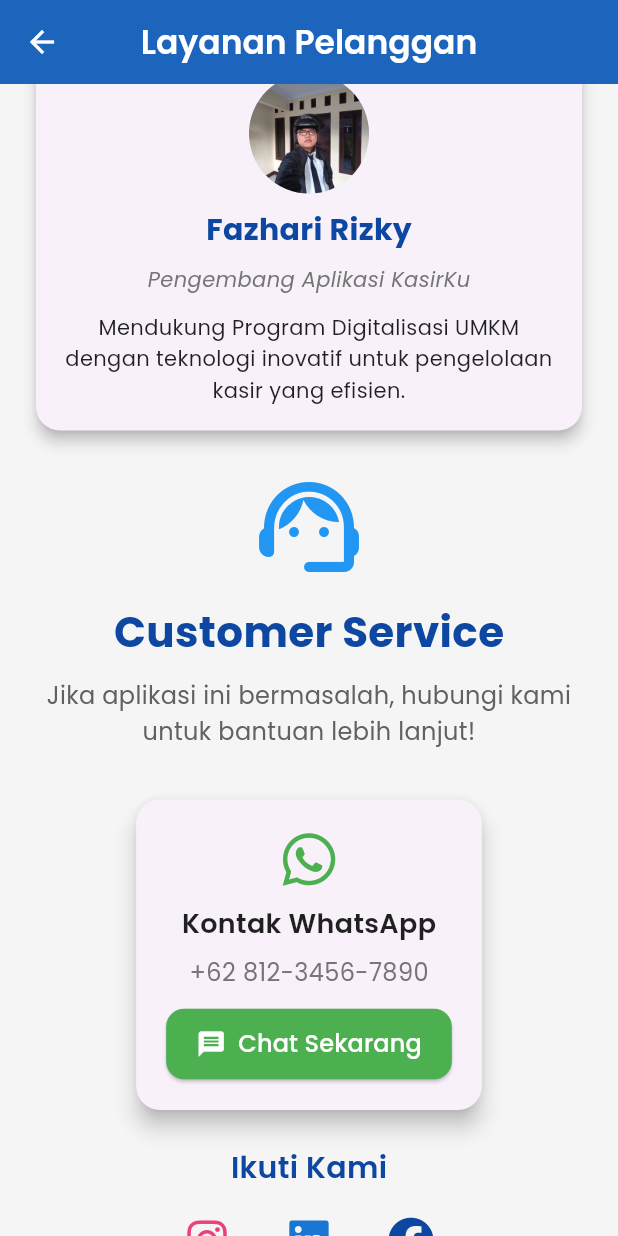
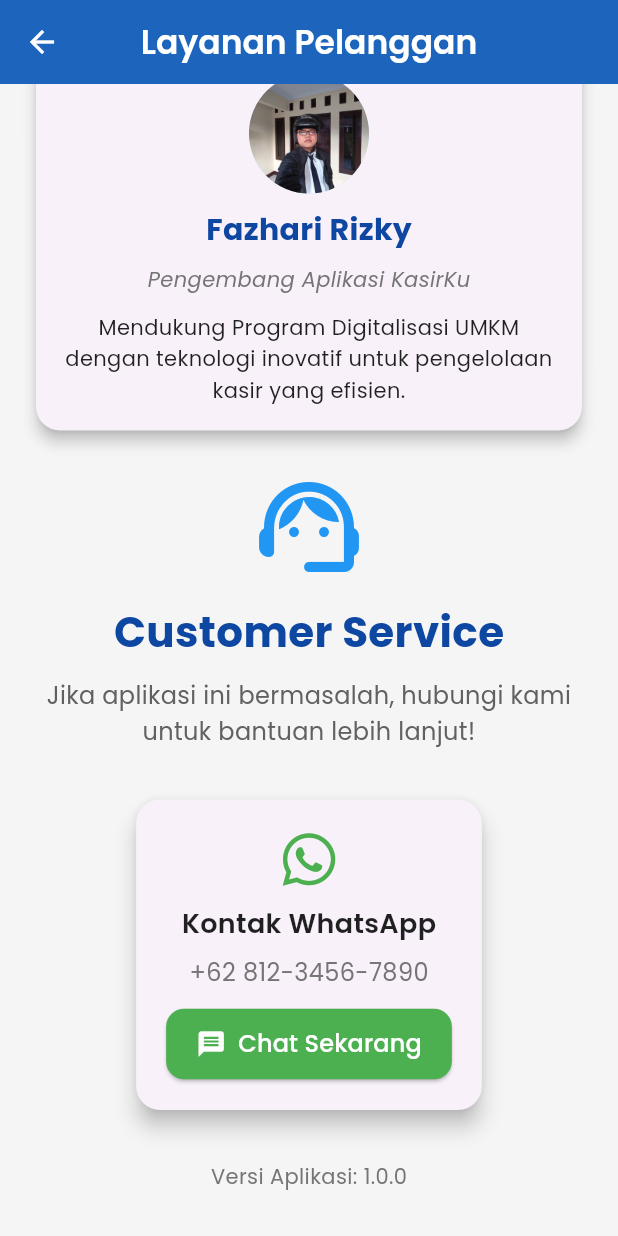
Before and after one commit to FazhariRizkyy/KasirKu, a Flutter app: the AboutPage screen opened directly, scrolled down 57 dp, on a phone screen of 412 x 824 dp. Run offline on Flutter 3.47's test engine with Material 3 defaults, Android fonts, the phone set to English and light mode, and no system bars; our stand-ins replace animate_do, animated_splash_screen, font_awesome_flutter, google_fonts, image_picker, lottie and 3 more; accounts and stored records are empty; project files that could hold a hidden picture were left out.

Commit message:
Teu jadi ahh wkwkw

```diff
--- a/lib/components/about.dart
+++ b/lib/components/about.dart
@@ -171,45 +171,6 @@ class AboutPage extends StatelessWidget {
                 ),
               ),
             ),
-            const SizedBox(height: 20),
-            // Media Sosial
-            Text(
-              'Ikuti Kami',
-              style: GoogleFonts.poppins(
-                fontSize: 20,
-                fontWeight: FontWeight.w600,
-                color: Colors.blue.shade900,
-              ),
-            ),
-            const SizedBox(height: 10),
-            Row(
-              mainAxisAlignment: MainAxisAlignment.center,
-              children: [
-                IconButton(
-                  icon: const Icon(FontAwesomeIcons.instagram, size: 30),
-                  color: Colors.pink.shade400,
-                  onPressed: () {
-                    _launchURL('https://instagram.com/fazhari999'); // Ganti dengan URL Instagram Anda
-                  },
-                ),
-                const SizedBox(width: 20),
-                IconButton(
-                  icon: const Icon(FontAwesomeIcons.linkedin, size: 30),
-                  color: Colors.blue.shade700,
-                  onPressed: () {
-                    _launchURL('https://www.linkedin.com/in/fazhari-rizky-277061299/'); // Ganti dengan URL LinkedIn Anda
-                  },
-                ),
-                const SizedBox(width: 20),
-                IconButton(
-                  icon: const Icon(FontAwesomeIcons.facebook, size: 30),
-                  color: Colors.blue.shade900,
-                  onPressed: () {
-                    _launchURL('https://www.facebook.com/ravenzenin24'); // Ganti dengan URL Facebook Anda
-                  },
-                ),
-              ],
-            ),
             const SizedBox(height: 30),
             // Versi Aplikasi
             Text(
```
